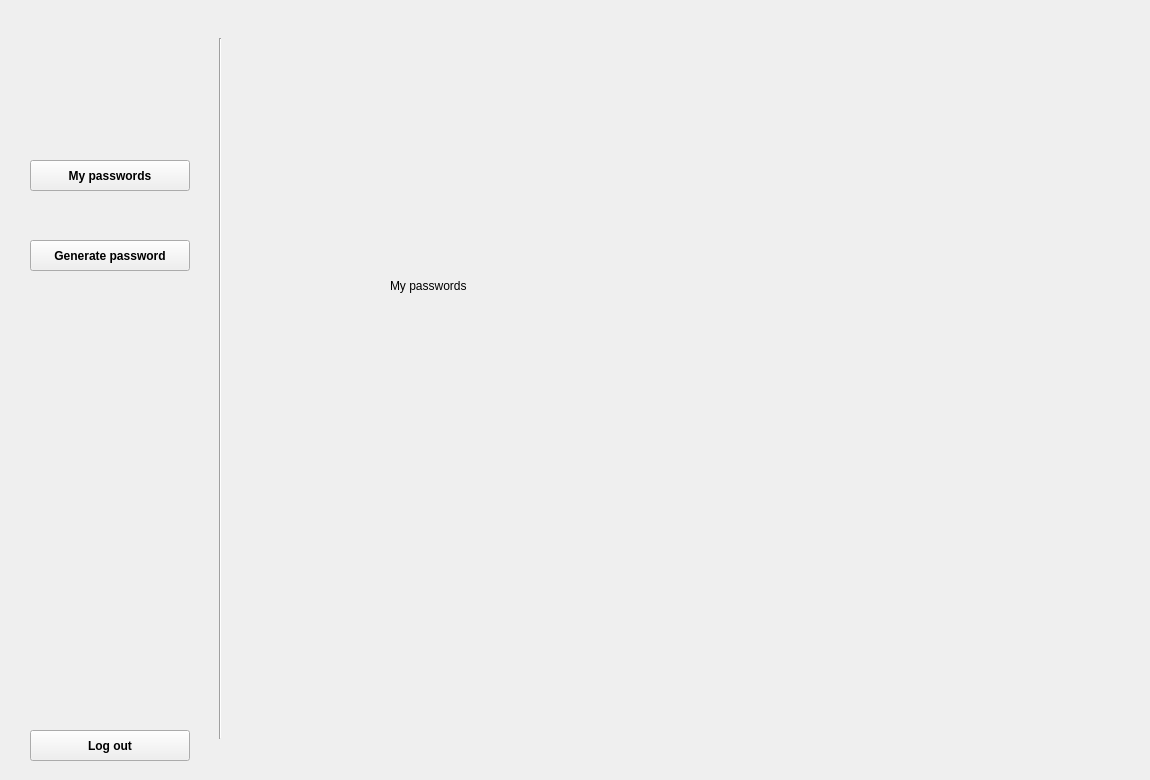
Qt form mainwindow.ui (228bruh/Password-Manager-Qt) before a commit.
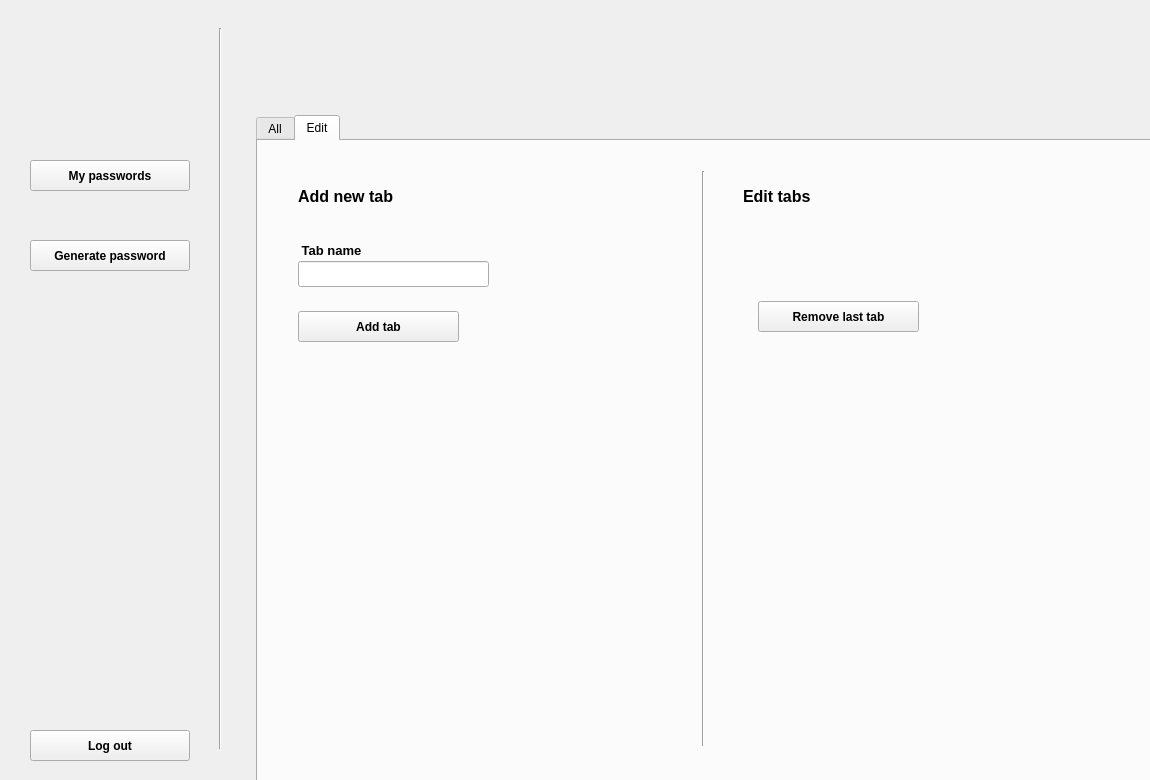
The same form after that commit. The open tabs and pages were chosen to show the change. Icons and pictures are not drawn.

```diff
--- a/mainwindow.ui
+++ b/mainwindow.ui
@@ -29,9 +29,9 @@
    <widget class="QStackedWidget" name="stackedWidget">
     <property name="geometry">
      <rect>
-      <x>240</x>
+      <x>220</x>
       <y>0</y>
-      <width>911</width>
+      <width>931</width>
       <height>781</height>
      </rect>
     </property>
@@ -45,18 +45,168 @@
      <number>1</number>
     </property>
     <widget class="QWidget" name="page">
-     <widget class="QLabel" name="label_2">
+     <widget class="QTabWidget" name="tabWidget">
       <property name="geometry">
        <rect>
-        <x>150</x>
-        <y>260</y>
-        <width>121</width>
-        <height>51</height>
+        <x>36</x>
+        <y>115</y>
+        <width>901</width>
+        <height>671</height>
        </rect>
       </property>
-      <property name="text">
-       <string>My passwords</string>
+      <property name="font">
+       <font>
+        <bold>false</bold>
+       </font>
       </property>
+      <property name="currentIndex">
+       <number>1</number>
+      </property>
+      <widget class="QWidget" name="All_tab">
+       <attribute name="title">
+        <string>All</string>
+       </attribute>
+      </widget>
+      <widget class="QWidget" name="Edit_tab">
+       <attribute name="title">
+        <string>Edit</string>
+       </attribute>
+       <widget class="QPushButton" name="addTab_button">
+        <property name="geometry">
+         <rect>
+          <x>40</x>
+          <y>170</y>
+          <width>161</width>
+          <height>31</height>
+         </rect>
+        </property>
+        <property name="font">
+         <font>
+          <bold>true</bold>
+         </font>
+        </property>
+        <property name="text">
+         <string>Add tab</string>
+        </property>
+       </widget>
+       <widget class="QLabel" name="label_2">
+        <property name="geometry">
+         <rect>
+          <x>40</x>
+          <y>40</y>
+          <width>141</width>
+          <height>31</height>
+         </rect>
+        </property>
+        <property name="font">
+         <font>
+          <pointsize>12</pointsize>
+          <bold>true</bold>
+         </font>
+        </property>
+        <property name="text">
+         <string>Add new tab</string>
+        </property>
+       </widget>
+       <widget class="QLineEdit" name="tabName_lineEdit">
+        <property name="geometry">
+         <rect>
+          <x>40</x>
+          <y>120</y>
+          <width>191</width>
+          <height>26</height>
+         </rect>
+        </property>
+       </widget>
+       <widget class="QLabel" name="label_12">
+        <property name="geometry">
+         <rect>
+          <x>40</x>
+          <y>100</y>
+          <width>121</width>
+          <height>18</height>
+         </rect>
+        </property>
+        <property name="font">
+         <font>
+          <pointsize>10</pointsize>
+          <bold>true</bold>
+         </font>
+        </property>
+        <property name="text">
+         <string> Tab name</string>
+        </property>
+       </widget>
+       <widget class="Line" name="line_3">
+        <property name="geometry">
+         <rect>
+          <x>435</x>
+          <y>30</y>
+          <width>20</width>
+          <height>575</height>
+         </rect>
+        </property>
+        <property name="orientation">
+         <enum>Qt::Orientation::Vertical</enum>
+        </property>
+       </widget>
+       <widget class="QLabel" name="label_13">
+        <property name="geometry">
+         <rect>
+          <x>485</x>
+          <y>40</y>
+          <width>141</width>
+          <height>31</height>
+         </rect>
+        </property>
+        <property name="font">
+         <font>
+          <pointsize>12</pointsize>
+          <bold>true</bold>
+         </font>
+        </property>
+        <property name="text">
+         <string>Edit tabs</string>
+        </property>
+       </widget>
+       <widget class="QLabel" name="addTab_label">
+        <property name="geometry">
+         <rect>
+          <x>40</x>
+          <y>150</y>
+          <width>311</width>
+          <height>21</height>
+         </rect>
+        </property>
+        <property name="font">
+         <font>
+          <pointsize>8</pointsize>
+          <bold>false</bold>
+         </font>
+        </property>
+        <property name="text">
+         <string/>
+        </property>
+       </widget>
+       <widget class="QPushButton" name="removeTab_button">
+        <property name="geometry">
+         <rect>
+          <x>500</x>
+          <y>160</y>
+          <width>161</width>
+          <height>31</height>
+         </rect>
+        </property>
+        <property name="font">
+         <font>
+          <bold>true</bold>
+         </font>
+        </property>
+        <property name="text">
+         <string>Remove last tab</string>
+        </property>
+       </widget>
+      </widget>
      </widget>
     </widget>
     <widget class="QWidget" name="page_2">
@@ -463,9 +613,9 @@
     <property name="geometry">
      <rect>
       <x>210</x>
-      <y>38</y>
+      <y>28</y>
       <width>20</width>
-      <height>701</height>
+      <height>721</height>
      </rect>
     </property>
     <property name="orientation">
```
Left out of the diff: 8 changed lines with no effect on the pictures.
